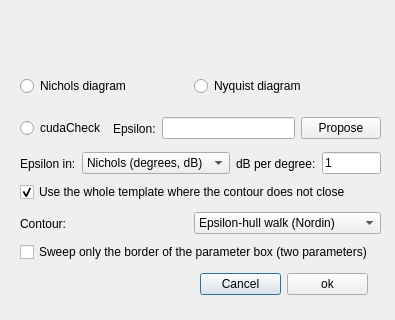
Before: the Qt Designer form src/gui/templates/templates_dialog.ui in Isaac-Martinez-Forte/QFTbx, drawn with Qt 5; both pictures show x 0 to 395 and y 165 to 485 of the 395 by 485 pixel window.
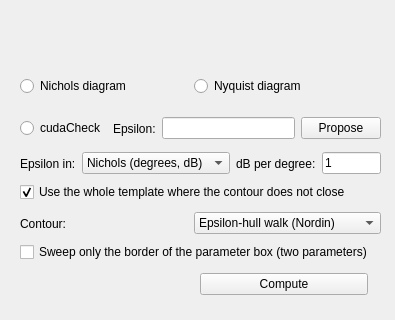
After: the same form once the commit is applied.

Commit message: Lay the phases out on a canvas of cards instead of in dialogs

```diff
--- a/src/gui/templates/templates_dialog.ui
+++ b/src/gui/templates/templates_dialog.ui
@@ -1,7 +1,7 @@
 <?xml version="1.0" encoding="UTF-8"?>
 <ui version="4.0">
  <class>TemplatesDialog</class>
- <widget class="QDialog" name="TemplatesDialog">
+ <widget class="QWidget" name="TemplatesDialog">
   <property name="geometry">
    <rect>
     <x>0</x>
@@ -163,17 +163,10 @@
     </rect>
    </property>
    <layout class="QHBoxLayout" name="horizontalLayout">
-    <item>
-     <widget class="QPushButton" name="cancelButton">
-      <property name="text">
-       <string>Cancel</string>
-      </property>
-     </widget>
-    </item>
     <item>
      <widget class="QPushButton" name="okButton">
       <property name="text">
-       <string>ok</string>
+       <string>Compute</string>
       </property>
      </widget>
     </item>
```
The commit also changes 50 other files.
